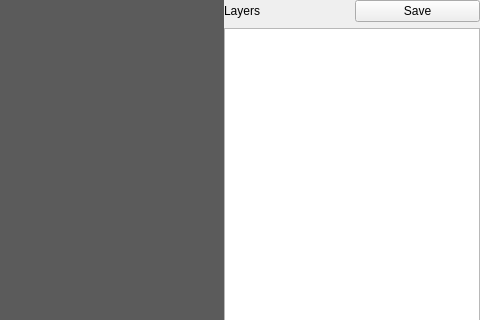
Qt form trunk/src/edr/src/plugins/dicom/ui/layeredImageVisualizer.ui (mk4me/hm-mde-one) before a commit; both pictures show x 428 to 908 and y 0 to 320 of the 908 by 447 pixel window.
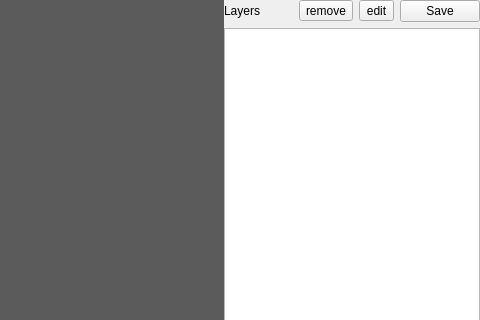
The same form after that commit.

```diff
--- a/trunk/src/edr/src/plugins/dicom/ui/layeredImageVisualizer.ui
+++ b/trunk/src/edr/src/plugins/dicom/ui/layeredImageVisualizer.ui
@@ -68,6 +68,20 @@
             </property>
            </widget>
           </item>
+          <item>
+           <widget class="QToolButton" name="removeButton">
+            <property name="text">
+             <string>remove</string>
+            </property>
+           </widget>
+          </item>
+          <item>
+           <widget class="QToolButton" name="editButton">
+            <property name="text">
+             <string>edit</string>
+            </property>
+           </widget>
+          </item>
           <item>
            <widget class="QPushButton" name="saveButton">
             <property name="text">
```
